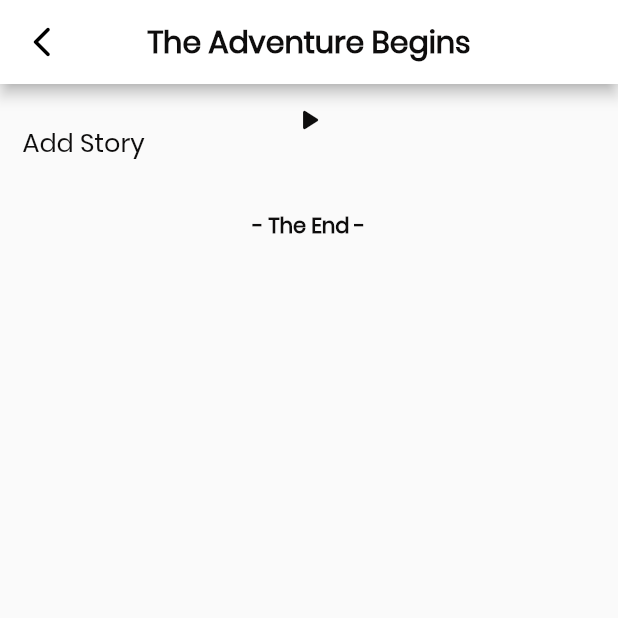
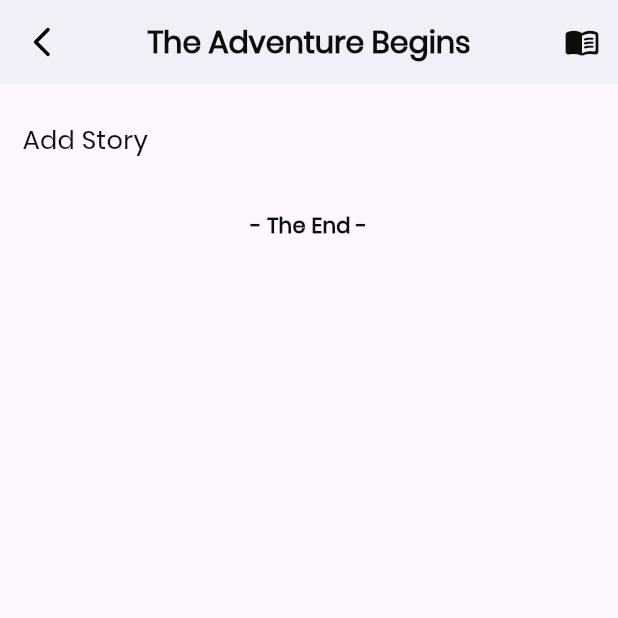
Before and after one commit to SenithUmesha/talecraft, a Flutter app: the StoryDetails screen opened directly with sample values from the repository, after a tap on the "bookmark outline" icon, after a tap on "Read", on a phone screen of 412 x 824 dp, the top half of it. Run offline on Flutter 3.47's test engine with Material 2 defaults, Android fonts, the phone set to English and light mode, and no system bars; our stand-ins replace animated_bottom_navigation_bar, confetti, dio, dropdown_button2, flutter_mobx, flutter_rating_bar and 7 more; missing offline and left inert: adaptive_action_sheet, flow_graph, flutter_expand_view; accounts and stored records are empty; network calls fail; statements that could not run were skipped.

Commit message:
Add UI changes and read story changes

```diff
--- a/lib/controller/listen_story_controller.dart
+++ /dev/null
@@ -1,3 +0,0 @@
-import 'package:get/get.dart';
-
-class ListenStoryController extends GetxController {}
--- a/lib/controller/read_story_controller.dart
+++ b/lib/controller/read_story_controller.dart
@@ -21,11 +21,12 @@ class ReadStoryController extends GetxController {
   late Story story;
   final confettiController = ConfettiController();
   String readText = "";
-  late FlutterTts flutterTts;
+  FlutterTts flutterTts = FlutterTts();
   double volume = 0.7;
   double pitch = 1.0;
   double rate = 0.4;
   TtsState ttsState = TtsState.stopped;
+  bool isListening = false;
 
   get isPlaying => ttsState == TtsState.playing;
   get isStopped => ttsState == TtsState.stopped;
@@ -47,6 +48,8 @@ class ReadStoryController extends GetxController {
     );
 
     story = Get.arguments[0];
+    isListening = Get.arguments[1];
+
     jsonToGraph(root, story.storyJson!);
     addStoryBlock(root);
     initTts();
@@ -59,8 +62,6 @@ class ReadStoryController extends GetxController {
   }
 
   initTts() {
-    flutterTts = FlutterTts();
-
     flutterTts.setCompletionHandler(() {
       ttsState = TtsState.waiting;
       update();
@@ -163,7 +164,9 @@ class ReadStoryController extends GetxController {
           itemCount: nextList.length,
           itemBuilder: (context, index) {
             return GestureDetector(
-              onTap: () {
+              onTap: isListening
+                  ? () {}
+                  : () {
                       (nextList[index].data as Block).updateChoice(true);
                       widgetList.removeLast();
                       widgetList.add(Container(
@@ -194,7 +197,8 @@ class ReadStoryController extends GetxController {
                           AppWidgets.showToast(AppStrings.secretEndingAchieved);
                         });
                       }
-                addStoryBlock(nextList[index].nextList[0] as GraphNode<Block>);
+                      addStoryBlock(
+                          nextList[index].nextList[0] as GraphNode<Block>);
                     },
               child: Container(
                 width: width,
@@ -202,7 +206,9 @@ class ReadStoryController extends GetxController {
                 padding: EdgeInsets.all(15),
                 decoration: BoxDecoration(
                   borderRadius: BorderRadius.circular(30),
-                  color: AppColors.black,
+                  color: isListening
+                      ? AppColors.black.withOpacity(0.5)
+                      : AppColors.black,
                 ),
                 child: Center(
                   child: AppWidgets.regularText(
--- a/lib/main.dart
+++ b/lib/main.dart
@@ -20,6 +20,9 @@ class _MyAppState extends State<MyApp> {
   @override
   Widget build(BuildContext context) {
     return GetMaterialApp(
+      theme: ThemeData(
+        useMaterial3: true,
+      ),
       debugShowCheckedModeBanner: false,
       home: SplashScreen(),
     );
--- a/lib/utils/custom_app_bar.dart
+++ b/lib/utils/custom_app_bar.dart
@@ -18,7 +18,7 @@ class CustomAppBar extends StatelessWidget implements PreferredSizeWidget {
   Widget build(BuildContext context) {
     return AppBar(
       automaticallyImplyLeading: false,
-      backgroundColor: Colors.white,
+      backgroundColor: AppColors.white,
       elevation: 4,
       leading: cantGoBack != null && cantGoBack!
           ? null
--- a/lib/view/home/story_details.dart
+++ b/lib/view/home/story_details.dart
@@ -11,7 +11,6 @@ import 'package:talecraft/view/readStory/read_story.dart';
 import '../../utils/app_images.dart';
 import '../../utils/app_widgets.dart';
 import '../../utils/custom_app_bar.dart';
-import '../listenStory/listen_story.dart';
 
 class StoryDetails extends StatelessWidget {
   final Story story;
@@ -184,8 +183,9 @@ class StoryDetails extends StatelessWidget {
                                     onTap: () => Get.to(
                                         () => ReadStory(
                                               name: story.name!,
+                                              isListening: false,
                                             ),
-                                        arguments: [story]),
+                                        arguments: [story, false]),
                                     child: Container(
                                       width: width * 0.4,
                                       height: width * 0.14,
@@ -216,10 +216,11 @@ class StoryDetails extends StatelessWidget {
                                 children: [
                                   GestureDetector(
                                     onTap: () => Get.to(
-                                        () => ListenStory(
+                                        () => ReadStory(
                                               name: story.name!,
+                                              isListening: true,
                                             ),
-                                        arguments: [story]),
+                                        arguments: [story, true]),
                                     child: Container(
                                       width: width * 0.4 +
                                           width * 0.14 +
--- a/lib/view/readStory/read_story.dart
+++ b/lib/view/readStory/read_story.dart
@@ -9,21 +9,39 @@ import '../../utils/custom_app_bar.dart';
 
 class ReadStory extends StatelessWidget {
   final String name;
-  const ReadStory({super.key, required this.name});
+  final bool isListening;
+  const ReadStory({super.key, required this.name, required this.isListening});
 
   @override
   Widget build(BuildContext context) {
+    var width = MediaQuery.of(context).size.width;
+    var height = MediaQuery.of(context).size.height;
     Get.put(ReadStoryController());
     return Scaffold(
       appBar: CustomAppBar(
         title: name,
-        actions: [],
+        actions: [
+          IconButton(
+            icon: isListening
+                ? Icon(
+                    Icons.headphones_rounded,
+                    color: AppColors.black,
+                  )
+                : Icon(
+                    Icons.menu_book_rounded,
+                    color: AppColors.black,
+                  ),
+            onPressed: null,
+          )
+        ],
       ),
       body: GetBuilder<ReadStoryController>(
           init: ReadStoryController(),
           builder: (controller) {
             return Stack(
               alignment: Alignment.topCenter,
+              children: [
+                Column(
                   children: [
                     Expanded(
                       child: CupertinoScrollbar(
@@ -41,6 +59,14 @@ class ReadStory extends StatelessWidget {
                         ),
                       ),
                     ),
+                    isListening
+                        ? Container(
+                            width: width,
+                            height: height * 0.07,
+                            color: AppColors.black.withOpacity(0.1),
+                            padding: EdgeInsets.symmetric(horizontal: 15),
+                            child: Row(
+                              children: [
                                 IconButton(
                                   icon: controller.isPlaying
                                       ? Icon(
@@ -58,7 +84,15 @@ class ReadStory extends StatelessWidget {
                                             ),
                                   onPressed: () => controller.isPlaying
                                       ? controller.pause()
+                                      : controller.isWaiting
+                                          ? null
                                           : controller.speak(),
+                                )
+                              ],
+                            ),
+                          )
+                        : Container(),
+                  ],
                 ),
                 ConfettiWidget(
                   confettiController: controller.confettiController,
```
Also changed, not shown: lib/view/listenStory/listen_story.dart (deleted, +0 -24 lines). Lines whose indentation alone changed are shown as unchanged.
